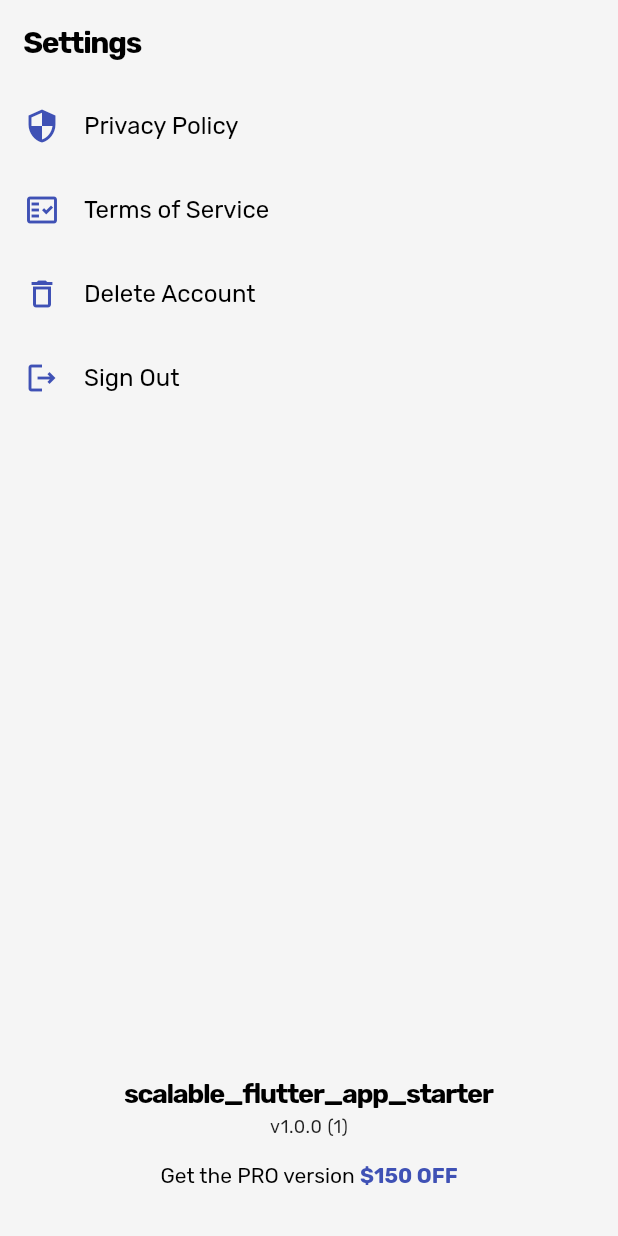
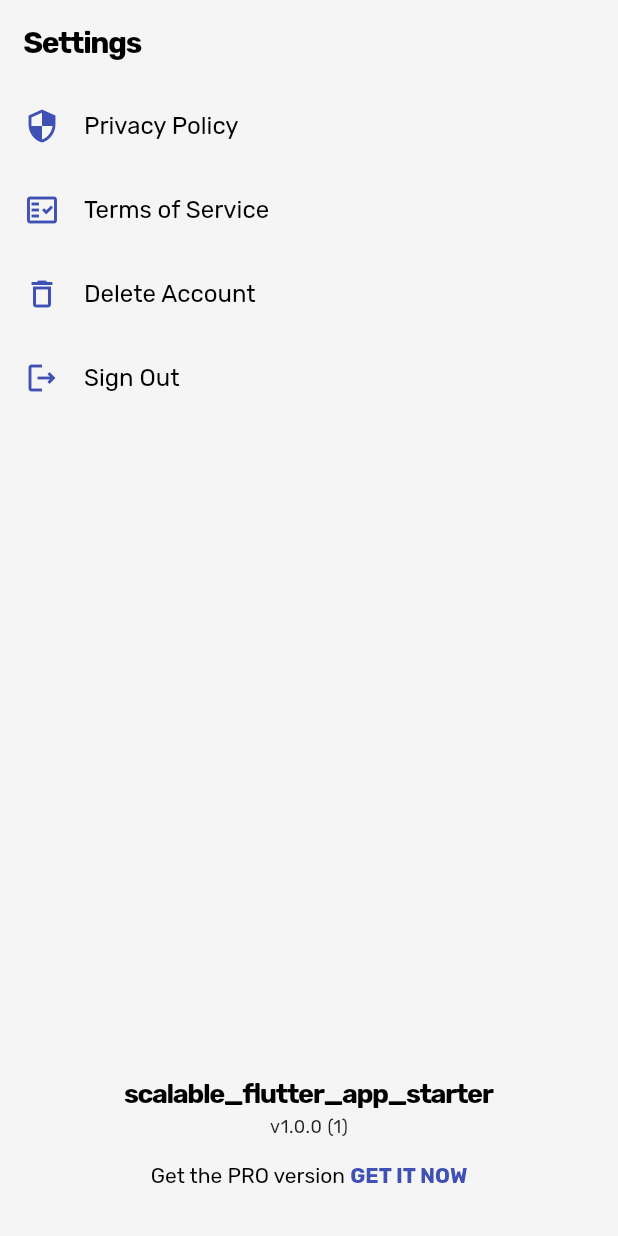
Before and after one commit to Gradoid/scalable_flutter_app_starter, a Flutter app: the SettingsPage screen opened by its route, on a phone screen of 412 x 824 dp. Run offline on Flutter 3.47's test engine with Material 2 defaults, Android fonts, the phone set to English and light mode, and no system bars; our stand-ins replace cached_network_image, flutter_bloc, go_router, google_fonts, loggy, package_info_plus; project files that could hold a hidden picture were left out.

Commit message:
updated SFA Pro link

```diff
--- a/lib/core/app/style.dart
+++ b/lib/core/app/style.dart
@@ -77,6 +77,7 @@ ThemeData _getTheme() {
       ),
     ),
     cardTheme: const CardTheme(
+      clipBehavior: Clip.antiAlias,
       elevation: 0,
       shape: RoundedRectangleBorder(
         borderRadius: BorderRadius.all(Radius.circular(6)),
--- a/lib/core/util/urls.dart
+++ b/lib/core/util/urls.dart
@@ -3,10 +3,9 @@ import 'package:url_launcher/url_launcher.dart';
 class Urls {
   Urls._();
 
-  static const _termsOfService = 'https://applaunchprogram.com/';
-  static const _privacyPolicy = 'https://applaunchprogram.com/';
-  static const _buyPro =
-      'https://gradoid.lemonsqueezy.com/checkout/buy/b8fff0c2-d8ce-4af2-ac33-b675ef858c5c?checkout%5Bdiscount_code%5D=APP150';
+  static const _termsOfService = 'https://scalableflutterapp.com/';
+  static const _privacyPolicy = 'https://scalableflutterapp.com/';
+  static const _buyPro = 'https://scalableflutterapp.com/';
 
   static void showTermsOfService() => _show(_termsOfService);
 
--- a/lib/feature/settings/ui/widget/app_version.dart
+++ b/lib/feature/settings/ui/widget/app_version.dart
@@ -32,7 +32,7 @@ class AppVersion extends StatelessWidget {
             ),
             const LabeledTextButton(
               label: 'Get the PRO version',
-              action: r'$150 OFF',
+              action: 'GET IT NOW',
               onTap: Urls.showBuyPro,
             ),
           ],
```
Also changed, not shown: 1 other file.
